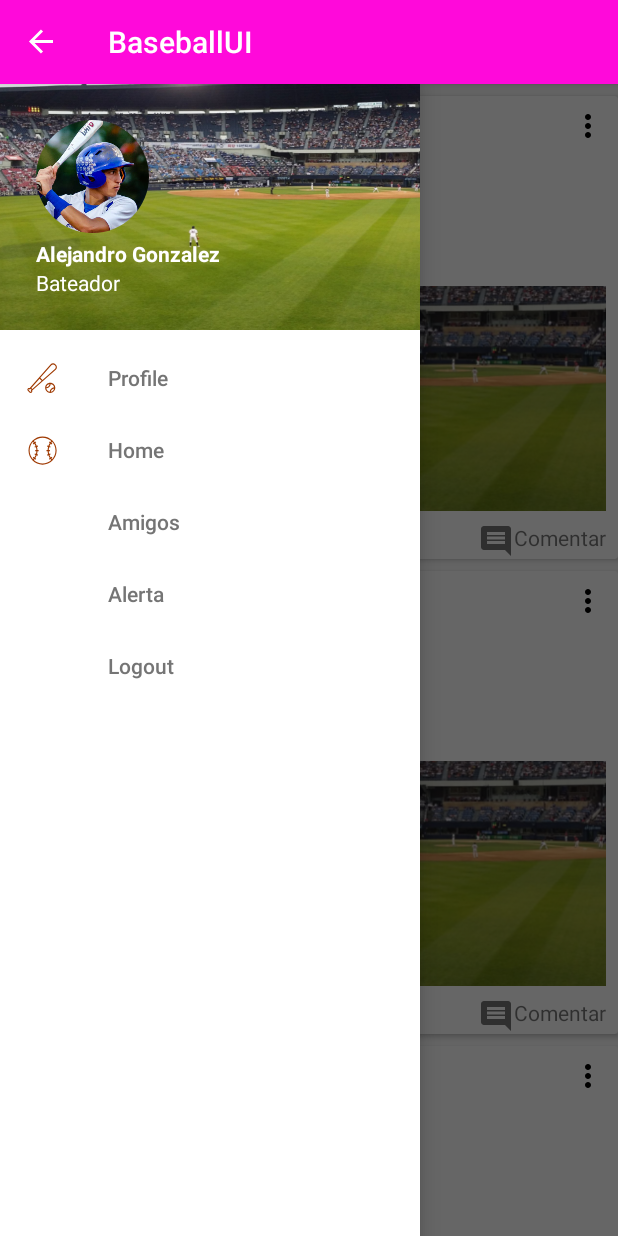
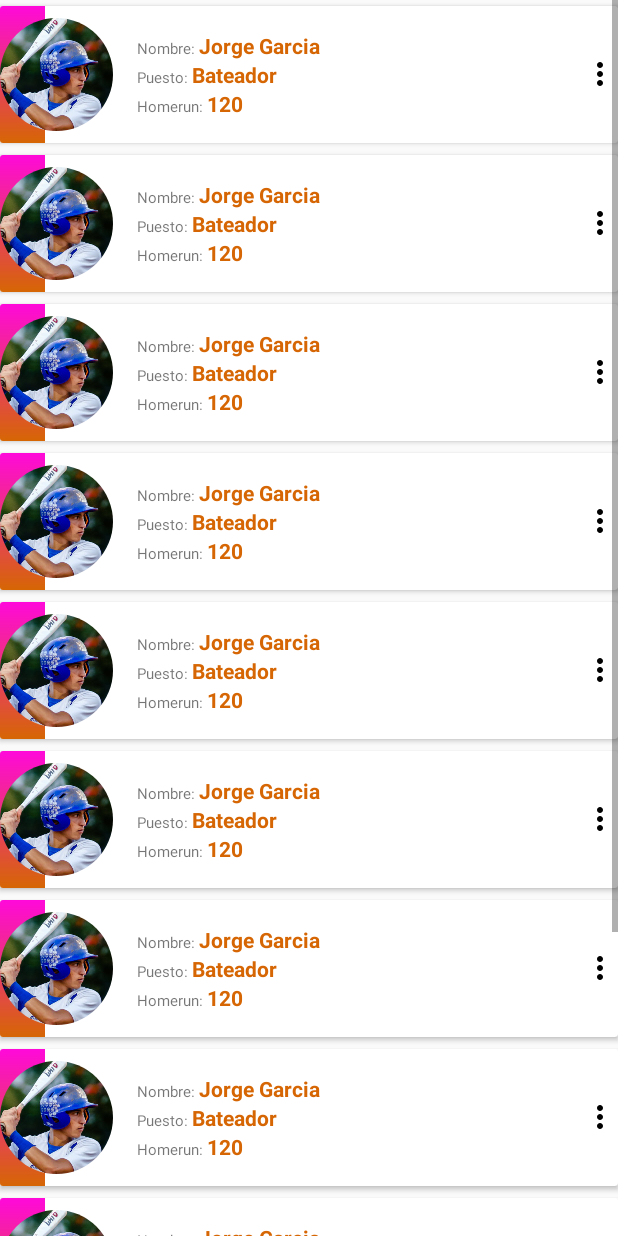
Before and after one commit to albertoandroid/BaseballUI-Curso-Udemy, an Android app: the InicioActivity screen opened directly, with no data from a screen before it, after a tap on "Amigos", on a phone screen of 412 x 824 dp. Run offline under Robolectric (Android 15) with nearby library versions, the phone set to English and light mode, and no system bars; our stand-ins replace CircleImageView; 2 other taps on this screen came first.

Commit message:
Activity Amigos

```diff
--- a/app/src/main/AndroidManifest.xml
+++ b/app/src/main/AndroidManifest.xml
@@ -23,7 +23,8 @@
         <activity android:name=".LoginActivity" />
         <activity android:name=".Login2Activity" />
         <activity android:name=".RegisterActivity" />
-        <activity android:name=".ProfileActivity"></activity>
+        <activity android:name=".ProfileActivity" />
+        <activity android:name=".AmigosActivity"></activity>
     </application>
 
 </manifest>
--- /dev/null
+++ b/app/src/main/java/com/androiddesdecero/baseballui/AmigosActivity.kt
@@ -0,0 +1,12 @@
+package com.androiddesdecero.baseballui
+
+import android.support.v7.app.AppCompatActivity
+import android.os.Bundle
+
+class AmigosActivity : AppCompatActivity() {
+
+    override fun onCreate(savedInstanceState: Bundle?) {
+        super.onCreate(savedInstanceState)
+        setContentView(R.layout.activity_amigos)
+    }
+}
--- a/app/src/main/java/com/androiddesdecero/baseballui/InicioActivity.kt
+++ b/app/src/main/java/com/androiddesdecero/baseballui/InicioActivity.kt
@@ -26,6 +26,10 @@ class InicioActivity : AppCompatActivity() {
                     //startActivity(Intent(this@InicioActivity, SplashActivity::class.java))
                     true
                 }
+                R.id.amigos -> {
+                    startActivity(Intent(this@InicioActivity, AmigosActivity::class.java))
+                    true
+                }
                 else -> false
             }
 
--- /dev/null
+++ b/app/src/main/res/layout/activity_amigos.xml
@@ -0,0 +1,29 @@
+<?xml version="1.0" encoding="utf-8"?>
+<ScrollView xmlns:android="http://schemas.android.com/apk/res/android"
+    xmlns:app="http://schemas.android.com/apk/res-auto"
+    xmlns:tools="http://schemas.android.com/tools"
+    android:layout_width="match_parent"
+    android:layout_height="match_parent"
+    tools:context="com.androiddesdecero.baseballui.AmigosActivity">
+
+    <LinearLayout
+        android:orientation="vertical"
+        android:layout_width="match_parent"
+        android:layout_height="match_parent">
+
+        <include layout="@layout/list_item_amigos"/>
+        <include layout="@layout/list_item_amigos"/>
+        <include layout="@layout/list_item_amigos"/>
+        <include layout="@layout/list_item_amigos"/>
+        <include layout="@layout/list_item_amigos"/>
+        <include layout="@layout/list_item_amigos"/>
+        <include layout="@layout/list_item_amigos"/>
+        <include layout="@layout/list_item_amigos"/>
+        <include layout="@layout/list_item_amigos"/>
+        <include layout="@layout/list_item_amigos"/>
+        <include layout="@layout/list_item_amigos"/>
+
+
+    </LinearLayout>
+
+</ScrollView>
--- /dev/null
+++ b/app/src/main/res/layout/list_item_amigos.xml
@@ -0,0 +1,102 @@
+<?xml version="1.0" encoding="utf-8"?>
+<android.support.v7.widget.CardView
+    xmlns:android="http://schemas.android.com/apk/res/android"
+    android:layout_marginTop="4dp"
+    android:layout_marginBottom="4dp"
+    android:layout_width="match_parent"
+    android:layout_height="wrap_content">
+
+    <ImageView
+        android:background="@drawable/gradient"
+        android:layout_width="30dp"
+        android:layout_height="match_parent" />
+
+    <LinearLayout
+        android:layout_width="match_parent"
+        android:layout_height="wrap_content"
+        android:orientation="horizontal"
+        android:paddingBottom="8dp"
+        android:paddingTop="8dp">
+
+        <de.hdodenhof.circleimageview.CircleImageView
+            android:layout_width="75dp"
+            android:layout_height="75dp"
+            android:src="@drawable/jugador"/>
+
+        <LinearLayout
+            android:gravity="center_vertical"
+            android:orientation="vertical"
+            android:paddingLeft="16dp"
+            android:layout_width="wrap_content"
+            android:layout_height="match_parent">
+
+            <LinearLayout
+                android:orientation="horizontal"
+                android:layout_width="wrap_content"
+                android:layout_height="wrap_content">
+                <TextView
+                    android:textSize="10dp"
+                    android:text="Nombre: "
+                    android:layout_width="wrap_content"
+                    android:layout_height="wrap_content" />
+
+                <TextView
+                    android:textColor="@color/colorAccent"
+                    android:textStyle="bold"
+                    android:textSize="14dp"
+                    android:text="Jorge Garcia"
+                    android:layout_width="wrap_content"
+                    android:layout_height="wrap_content" />
+            </LinearLayout>
+            <LinearLayout
+                android:orientation="horizontal"
+                android:layout_width="wrap_content"
+                android:layout_height="wrap_content">
+                <TextView
+                    android:textSize="10dp"
+                    android:text="Puesto: "
+                    android:layout_width="wrap_content"
+                    android:layout_height="wrap_content" />
+
+                <TextView
+                    android:textColor="@color/colorAccent"
+                    android:textStyle="bold"
+                    android:textSize="14dp"
+                    android:text="Bateador"
+                    android:layout_width="wrap_content"
+                    android:layout_height="wrap_content" />
+            </LinearLayout>
+            <LinearLayout
+                android:orientation="horizontal"
+                android:layout_width="wrap_content"
+                android:layout_height="wrap_content">
+                <TextView
+                    android:textSize="10dp"
+                    android:text="Homerun: "
+                    android:layout_width="wrap_content"
+                    android:layout_height="wrap_content" />
+
+                <TextView
+                    android:textColor="@color/colorAccent"
+                    android:textStyle="bold"
+                    android:textSize="14dp"
+                    android:text="120"
+                    android:layout_width="wrap_content"
+                    android:layout_height="wrap_content" />
+            </LinearLayout>
+
+        </LinearLayout>
+
+        <RelativeLayout
+            android:gravity="end|center"
+            android:layout_width="match_parent"
+            android:layout_height="match_parent">
+            <ImageView
+                android:src="@drawable/ic_more"
+                android:layout_width="wrap_content"
+                android:layout_height="wrap_content" />
+
+        </RelativeLayout>
+    </LinearLayout>
+
+</android.support.v7.widget.CardView>
```
